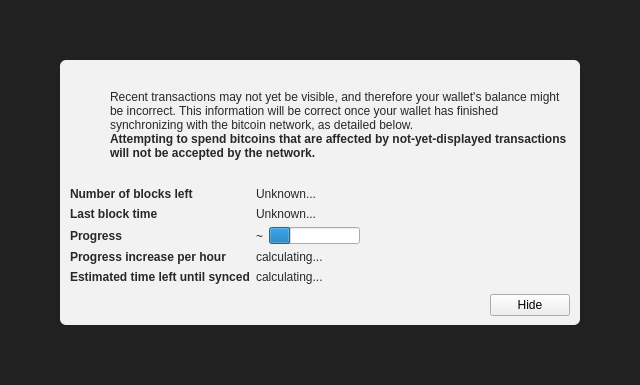
First picture: the form in src/qt/forms/modaloverlay.ui, repository folm/Version-2, before the edit.
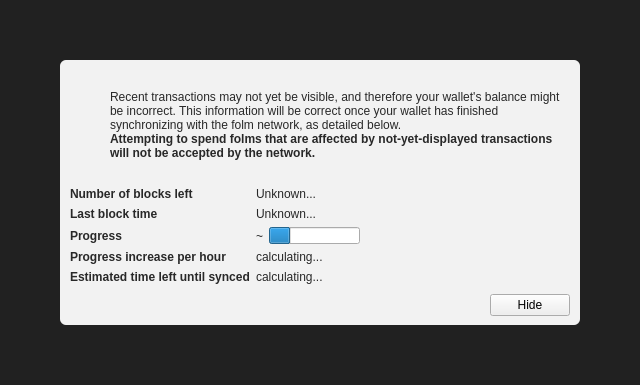
Second picture: the form after the edit. Icons and pictures are not drawn. Custom widgets are drawn as their Qt base class.

What changed in the file:
```diff
--- a/src/qt/forms/modaloverlay.ui
+++ b/src/qt/forms/modaloverlay.ui
@@ -130,7 +130,7 @@
              <item>
               <widget class="QLabel" name="infoText">
                <property name="text">
-                <string>Recent transactions may not yet be visible, and therefore your wallet's balance might be incorrect. This information will be correct once your wallet has finished synchronizing with the bitcoin network, as detailed below.</string>
+                <string>Recent transactions may not yet be visible, and therefore your wallet's balance might be incorrect. This information will be correct once your wallet has finished synchronizing with the folm network, as detailed below.</string>
                </property>
                <property name="textFormat">
                 <enum>Qt::RichText</enum>
@@ -149,7 +149,7 @@
                 </font>
                </property>
                <property name="text">
-                <string>Attempting to spend bitcoins that are affected by not-yet-displayed transactions will not be accepted by the network.</string>
+                <string>Attempting to spend folms that are affected by not-yet-displayed transactions will not be accepted by the network.</string>
                </property>
                <property name="textFormat">
                 <enum>Qt::RichText</enum>
```
